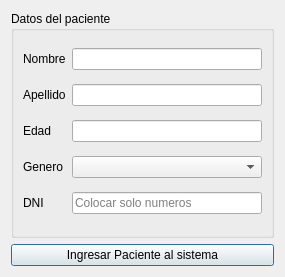
Above: TP1/pacientes.ui from Naza824/TP1 before the change. Below: the same form after it.
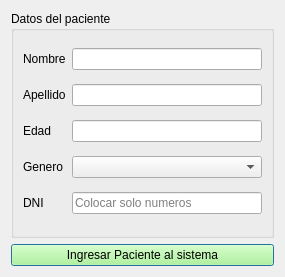
That is the form after the change. Icons and pictures are not drawn.

```diff
--- a/TP1/pacientes.ui
+++ b/TP1/pacientes.ui
@@ -116,6 +116,154 @@
    </item>
    <item row="1" column="0">
     <widget class="QPushButton" name="IngresarBtn">
+     <property name="palette">
+      <palette>
+       <active>
+        <colorrole role="Button">
+         <brush brushstyle="SolidPattern">
+          <color alpha="255">
+           <red>170</red>
+           <green>255</green>
+           <blue>127</blue>
+          </color>
+         </brush>
+        </colorrole>
+        <colorrole role="BrightText">
+         <brush brushstyle="SolidPattern">
+          <color alpha="255">
+           <red>0</red>
+           <green>0</green>
+           <blue>0</blue>
+          </color>
+         </brush>
+        </colorrole>
+        <colorrole role="Base">
+         <brush brushstyle="SolidPattern">
+          <color alpha="255">
+           <red>170</red>
+           <green>255</green>
+           <blue>127</blue>
+          </color>
+         </brush>
+        </colorrole>
+        <colorrole role="Window">
+         <brush brushstyle="SolidPattern">
+          <color alpha="255">
+           <red>170</red>
+           <green>255</green>
+           <blue>127</blue>
+          </color>
+         </brush>
+        </colorrole>
+        <colorrole role="HighlightedText">
+         <brush brushstyle="SolidPattern">
+          <color alpha="255">
+           <red>0</red>
+           <green>0</green>
+           <blue>0</blue>
+          </color>
+         </brush>
+        </colorrole>
+       </active>
+       <inactive>
+        <colorrole role="Button">
+         <brush brushstyle="SolidPattern">
+          <color alpha="255">
+           <red>170</red>
+           <green>255</green>
+           <blue>127</blue>
+          </color>
+         </brush>
+        </colorrole>
+        <colorrole role="BrightText">
+         <brush brushstyle="SolidPattern">
+          <color alpha="255">
+           <red>0</red>
+           <green>0</green>
+           <blue>0</blue>
+          </color>
+         </brush>
+        </colorrole>
+        <colorrole role="Base">
+         <brush brushstyle="SolidPattern">
+          <color alpha="255">
+           <red>170</red>
+           <green>255</green>
+           <blue>127</blue>
+          </color>
+         </brush>
+        </colorrole>
+        <colorrole role="Window">
+         <brush brushstyle="SolidPattern">
+          <color alpha="255">
+           <red>170</red>
+           <green>255</green>
+           <blue>127</blue>
+          </color>
+         </brush>
+        </colorrole>
+        <colorrole role="HighlightedText">
+         <brush brushstyle="SolidPattern">
+          <color alpha="255">
+           <red>0</red>
+           <green>0</green>
+           <blue>0</blue>
+          </color>
+         </brush>
+        </colorrole>
+       </inactive>
+       <disabled>
+        <colorrole role="Button">
+         <brush brushstyle="SolidPattern">
+          <color alpha="255">
+           <red>170</red>
+           <green>255</green>
+           <blue>127</blue>
+          </color>
+         </brush>
+        </colorrole>
+        <colorrole role="BrightText">
+         <brush brushstyle="SolidPattern">
+          <color alpha="255">
+           <red>0</red>
+           <green>0</green>
+           <blue>0</blue>
+          </color>
+         </brush>
+        </colorrole>
+        <colorrole role="Base">
+         <brush brushstyle="SolidPattern">
+          <color alpha="255">
+           <red>170</red>
+           <green>255</green>
+           <blue>127</blue>
+          </color>
+         </brush>
+        </colorrole>
+        <colorrole role="Window">
+         <brush brushstyle="SolidPattern">
+          <color alpha="255">
+           <red>170</red>
+           <green>255</green>
+           <blue>127</blue>
+          </color>
+         </brush>
+        </colorrole>
+        <colorrole role="HighlightedText">
+         <brush brushstyle="SolidPattern">
+          <color alpha="255">
+           <red>0</red>
+           <green>0</green>
+           <blue>0</blue>
+          </color>
+         </brush>
+        </colorrole>
+       </disabled>
+      </palette>
+     </property>
+     <property name="styleSheet">
+      <string notr="true">background-color: rgb(170, 255, 127);</string>
+     </property>
      <property name="text">
       <string>Ingresar Paciente al sistema</string>
      </property>
```
Left out of the diff: 11 changed lines with no effect on the pictures.
